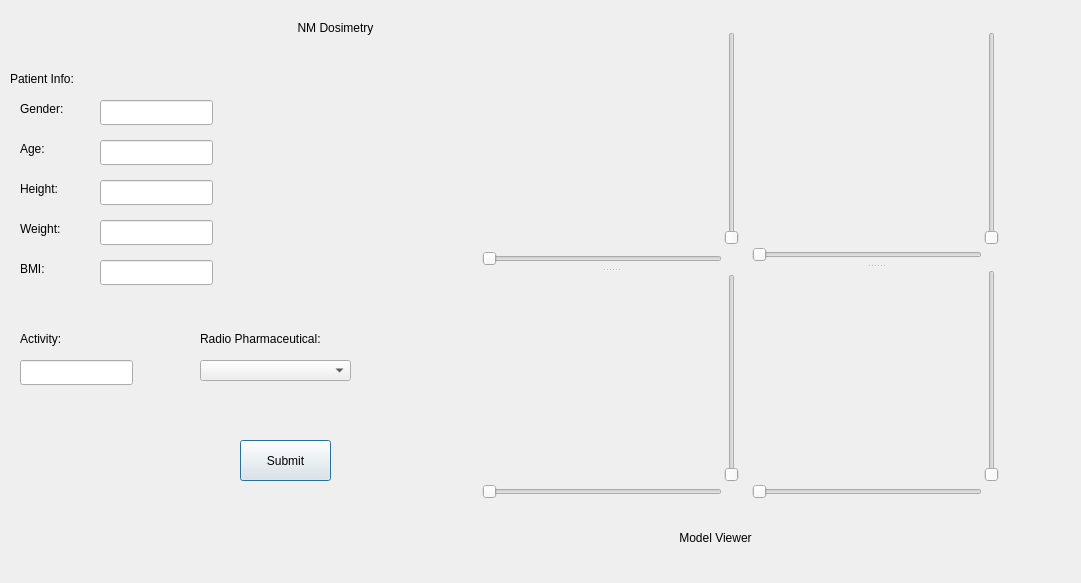
Above: forms/NMDosimetry.ui from Afrodith/Error-Dosi before the change. Below: the same form after it.
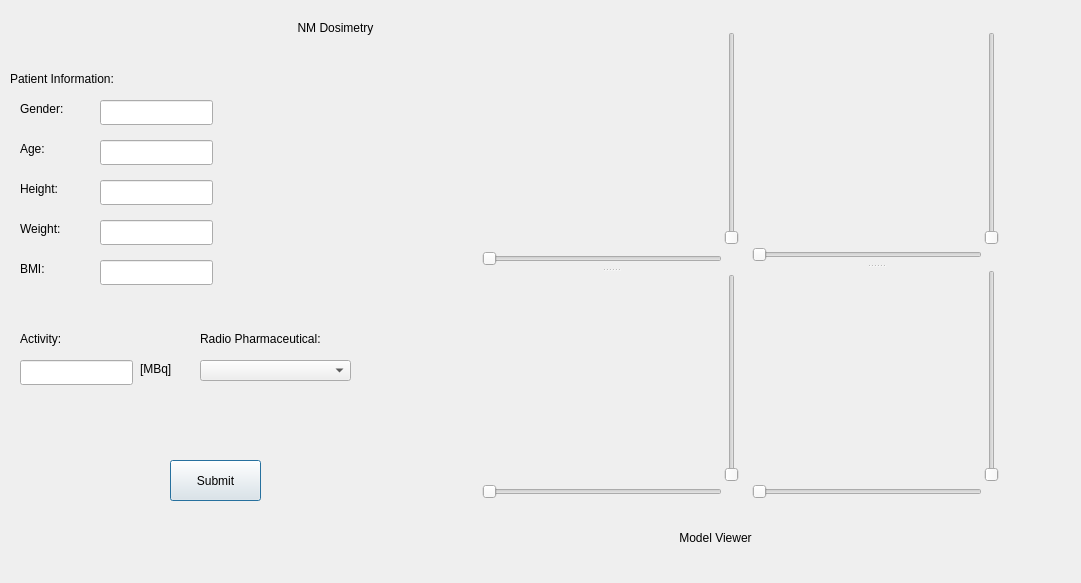
That is the form after the change. Custom widgets are drawn as their Qt base class.

```diff
--- a/forms/NMDosimetry.ui
+++ b/forms/NMDosimetry.ui
@@ -84,8 +84,8 @@
   <widget class="QPushButton" name="pushButton">
    <property name="geometry">
     <rect>
-     <x>240</x>
-     <y>440</y>
+     <x>170</x>
+     <y>460</y>
      <width>91</width>
      <height>41</height>
     </rect>
@@ -237,12 +237,12 @@
     <rect>
      <x>10</x>
      <y>70</y>
-     <width>121</width>
+     <width>161</width>
      <height>17</height>
     </rect>
    </property>
    <property name="text">
-    <string>Patient Info:</string>
+    <string>Patient Information:</string>
    </property>
   </widget>
   <widget class="QLineEdit" name="LE_gender">
@@ -484,6 +484,19 @@
     </layout>
    </widget>
   </widget>
+  <widget class="QLabel" name="label_3">
+   <property name="geometry">
+    <rect>
+     <x>140</x>
+     <y>360</y>
+     <width>41</width>
+     <height>17</height>
+    </rect>
+   </property>
+   <property name="text">
+    <string>[MBq]</string>
+   </property>
+  </widget>
  </widget>
  <customwidgets>
   <customwidget>
```
